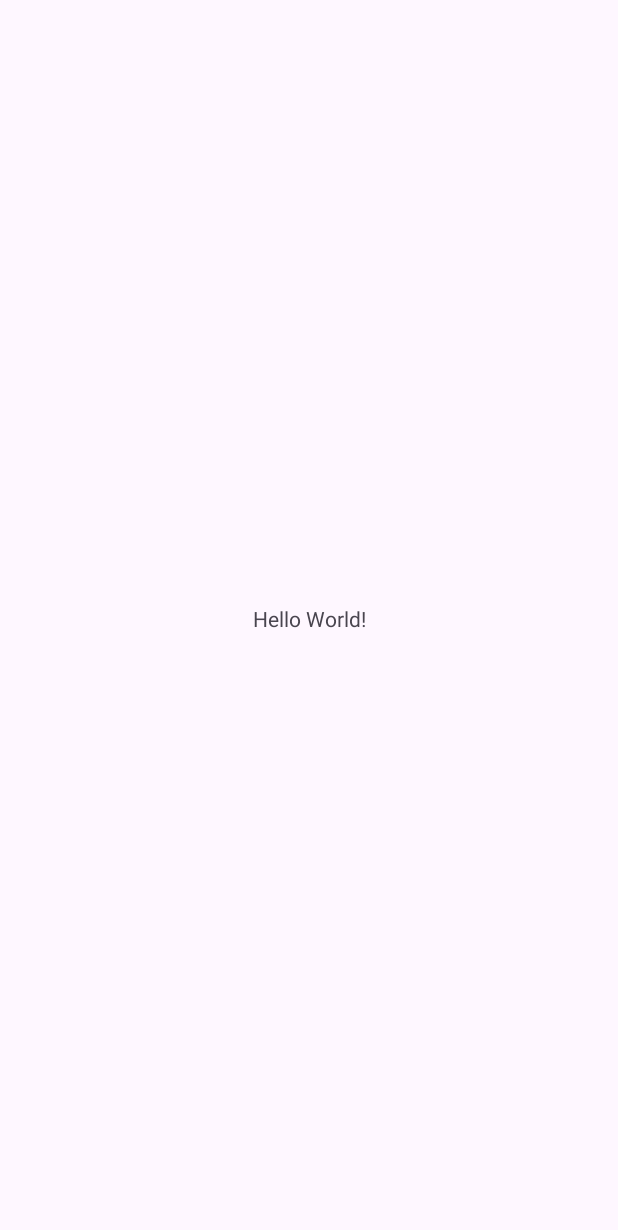
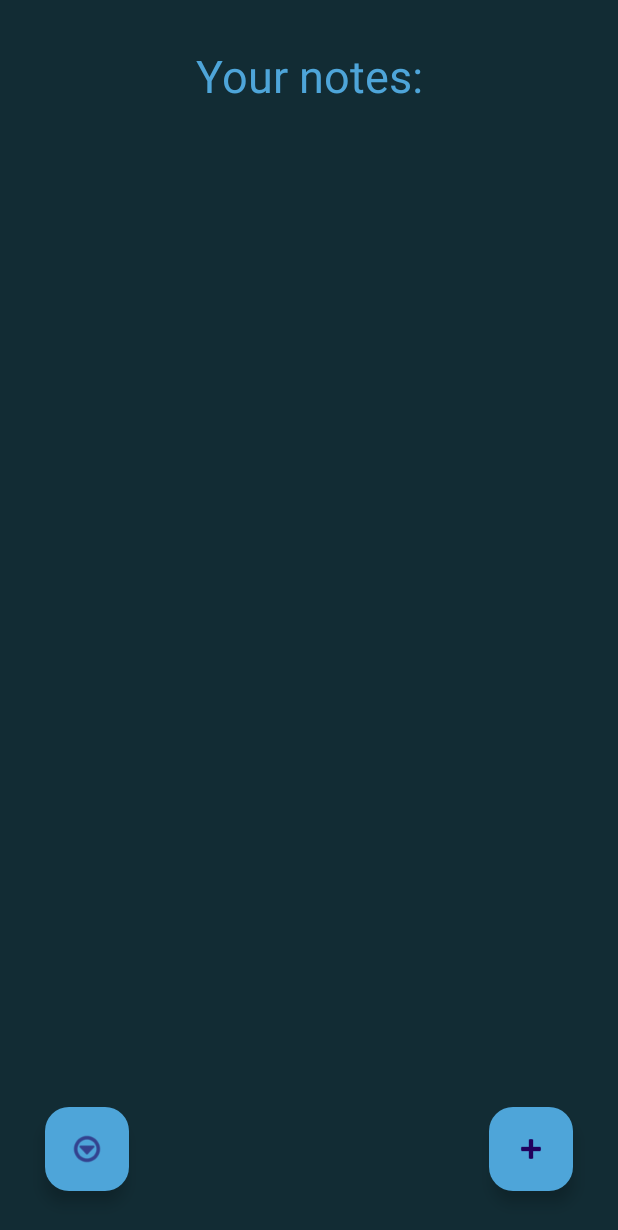
Before and after one commit to Vladusecho/Noteski2.0, an Android app: the screen it shows after launch (MainActivity), on a phone screen of 412 x 824 dp. Before the commit the part shown is almost empty. Shown: the top 1230 px of the screen. Run offline under Robolectric (Android 15) with nearby library versions, the phone set to English and light mode, and no system bars.

Commit message:
Design a rv_notes_list! -Add design to note_item

```diff
--- a/app/build.gradle.kts
+++ b/app/build.gradle.kts
@@ -5,7 +5,7 @@ plugins {
 
 android {
     namespace = "com.example.noteski20"
-    compileSdk = 34
+    compileSdk = 35
 
     defaultConfig {
         applicationId = "com.example.noteski20"
--- a/app/src/main/res/layout/activity_main.xml
+++ b/app/src/main/res/layout/activity_main.xml
@@ -5,15 +5,59 @@
     android:id="@+id/main"
     android:layout_width="match_parent"
     android:layout_height="match_parent"
+    android:background="@color/main_background"
     tools:context=".presentation.MainActivity">
 
     <TextView
+        android:id="@+id/tv_header_of_list_notes"
         android:layout_width="wrap_content"
         android:layout_height="wrap_content"
-        android:text="Hello World!"
-        app:layout_constraintBottom_toBottomOf="parent"
+        android:text="@string/your_notes"
+        android:layout_marginTop="30dp"
+        android:textSize="30sp"
+        android:textColor="@color/main_text"
         app:layout_constraintEnd_toEndOf="parent"
         app:layout_constraintStart_toStartOf="parent"
         app:layout_constraintTop_toTopOf="parent" />
 
+    <androidx.recyclerview.widget.RecyclerView
+        android:id="@+id/rv_notes_list"
+        android:layout_width="match_parent"
+        android:layout_height="0dp"
+        android:layout_marginTop="10dp"
+        android:layout_marginHorizontal="5dp"
+        tools:listitem="@layout/note_enabled"
+        app:layout_constraintBottom_toBottomOf="parent"
+        app:layout_constraintEnd_toEndOf="parent"
+        app:layout_constraintStart_toStartOf="parent"
+        app:layout_constraintTop_toBottomOf="@+id/tv_header_of_list_notes" />
+
+    <com.google.android.material.floatingactionbutton.FloatingActionButton
+        android:id="@+id/fab_add_note"
+        android:layout_width="wrap_content"
+        android:layout_height="wrap_content"
+        android:layout_marginEnd="30dp"
+        android:layout_marginBottom="30dp"
+        android:clickable="true"
+        android:focusable="true"
+        android:backgroundTint="@color/main_text"
+        android:contentDescription="@string/button_to_add_new_note"
+        app:layout_constraintBottom_toBottomOf="parent"
+        app:layout_constraintEnd_toEndOf="parent"
+        app:srcCompat="@android:drawable/ic_input_add" />
+
+    <com.google.android.material.floatingactionbutton.FloatingActionButton
+        android:id="@+id/floatingActionButton2"
+        android:layout_width="wrap_content"
+        android:layout_height="wrap_content"
+        android:clickable="true"
+        android:focusable="true"
+        android:layout_marginStart="30dp"
+        android:layout_marginBottom="30dp"
+        android:backgroundTint="@color/main_text"
+        android:contentDescription="@string/button_to_menu"
+        app:layout_constraintBottom_toBottomOf="parent"
+        app:layout_constraintStart_toStartOf="parent"
+        app:srcCompat="@android:drawable/ic_menu_more" />
+
 </androidx.constraintlayout.widget.ConstraintLayout>
--- a/app/src/main/res/values/colors.xml
+++ b/app/src/main/res/values/colors.xml
@@ -2,4 +2,7 @@
 <resources>
     <color name="black">#FF000000</color>
     <color name="white">#FFFFFFFF</color>
+    <color name="main_background">#122c34</color>
+    <color name="main_text">#4ea5d9</color>
+    <color name="note_item_back">#6a9b9b</color>
 </resources>
--- a/app/src/main/res/values/strings.xml
+++ b/app/src/main/res/values/strings.xml
@@ -1,3 +1,6 @@
 <resources>
     <string name="app_name">Noteski2.0</string>
+    <string name="button_to_add_new_note">Button to add new note</string>
+    <string name="your_notes">Your notes:</string>
+    <string name="button_to_menu">button_to_menu</string>
 </resources>
```
Also changed, not shown: app/src/main/res/layout/note_enabled.xml (added, +58 -0 lines).
